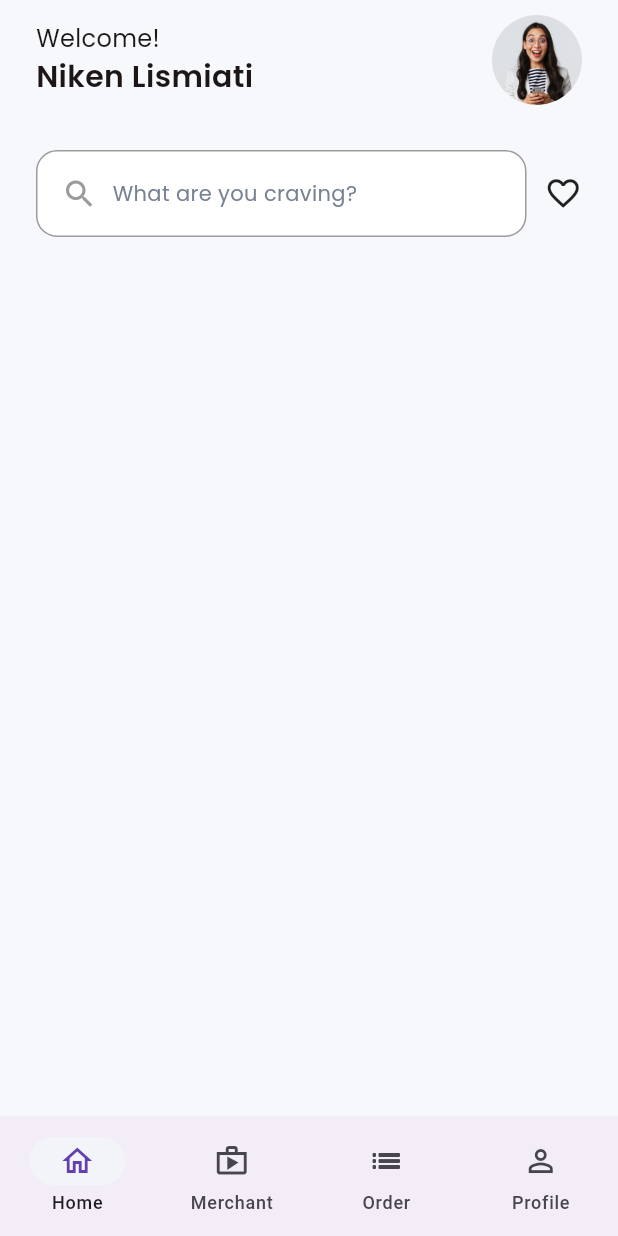
After one commit to nikenlis/YumYum_Amicta, a Flutter app: the BottomNavBar screen opened by its route, on a phone screen of 412 x 824 dp. The commit adds this screen. Run offline on Flutter 3.47's test engine with Material 3 defaults, Android fonts, the light colour scheme and no system bars; our stand-ins replace another_flushbar, carousel_slider, google_fonts.

Commit message:
mengisi bagian-bagian home

```diff
--- /dev/null
+++ b/lib/ui/pages/customer/bottom_navigation_bar.dart
@@ -0,0 +1,52 @@
+import 'package:amicta/shared/theme.dart';
+import 'package:amicta/ui/pages/customer/customer_home_page.dart';
+import 'package:amicta/ui/pages/customer/customer_merchant_page.dart';
+import 'package:amicta/ui/pages/customer/customer_order_page.dart';
+import 'package:amicta/ui/pages/customer/customer_profile_page.dart';
+import 'package:flutter/material.dart';
+
+class BottomNavBar extends StatefulWidget {
+  BottomNavBar({super.key});
+
+  @override
+  State<BottomNavBar> createState() => _BottomNavigationBarState();
+}
+
+class _BottomNavigationBarState extends State<BottomNavBar> {
+  int currentPageIndex = 0;
+
+  //final controller =
+  final List<Widget> pages = [
+    const CustomerHomePage(),
+    const CustomerMerchantPage(),
+    const CustomerOrderPage(),
+    const CustomerProfilePage()
+  ];
+
+  @override
+  Widget build(BuildContext context) {
+    return Scaffold(
+      bottomNavigationBar: NavigationBar(
+          onDestinationSelected: (int index) {
+            setState(() {
+              currentPageIndex = index;
+            });
+          },
+          height: 80,
+          elevation: 0,
+          indicatorColor: lightGreyColor,
+          selectedIndex: currentPageIndex,
+          destinations: [
+            NavigationDestination(
+                icon: const Icon(Icons.home_outlined), label: 'Home', selectedIcon: Icon(Icons.home_outlined, color: purpleColor,),),
+            const NavigationDestination(
+                icon: Icon(Icons.shop_outlined), label: 'Merchant'),
+            const NavigationDestination(
+                icon: Icon(Icons.list_outlined), label: 'Order'),
+            const NavigationDestination(
+                icon: Icon(Icons.person_outline), label: 'Profile'),
+          ]),
+      body: pages[currentPageIndex],
+    );
+  }
+}
--- /dev/null
+++ b/lib/ui/pages/customer/customer_home_page.dart
@@ -0,0 +1,102 @@
+import 'package:amicta/shared/theme.dart';
+import 'package:amicta/ui/widgets/searchbar.dart';
+import 'package:flutter/material.dart';
+import 'package:flutter/widgets.dart';
+
+class CustomerHomePage extends StatelessWidget {
+  const CustomerHomePage({super.key});
+
+  @override
+  Widget build(BuildContext context) {
+    return Scaffold(
+      body: SafeArea(
+        child: ListView(
+          padding: const EdgeInsets.symmetric(horizontal: 24),
+          children: [
+            buildProfile(context),
+            buildSearchBar(context),
+          ],
+        ),
+      ),
+    );
+  }
+
+  Widget buildProfile(BuildContext context) {
+    return Container(
+      margin: const EdgeInsets.only(top: 10),
+      child: Row(
+        mainAxisAlignment: MainAxisAlignment.spaceBetween,
+        children: [
+          Column(
+            crossAxisAlignment: CrossAxisAlignment.start,
+            children: [
+              Text(
+                'Welcome!',
+                style: blackTextStyle.copyWith(fontSize: 16),
+              ),
+              Text(
+                'Niken Lismiati',
+                style:
+                    blackTextStyle.copyWith(fontSize: 20, fontWeight: semiBold),
+              )
+            ],
+          ),
+          GestureDetector(
+            onTap: () {},
+            child: Container(
+              width: 60,
+              height: 60,
+              decoration: const BoxDecoration(
+                  shape: BoxShape.circle,
+                  image: DecorationImage(
+                      image: AssetImage('assets/img_profile.png'))),
+            ),
+          )
+        ],
+      ),
+    );
+  }
+
+  Widget buildSearchBar(BuildContext context) {
+    return Container(
+      margin: const EdgeInsets.only(top: 30),
+      child: const Row(
+        children: [
+          Expanded(child: CustomSearchBar(search: 'What are you craving?')),
+          SizedBox(width: 12,),
+          Icon(Icons.favorite_outline, size: 25,)
+
+        ],
+      ),
+    );
+  }
+
+
+
+
+
+
+
+  Widget buildSearchBar2(BuildContext context) {
+    return Container(
+      margin: const EdgeInsets.only(top: 30),
+      height: 20,
+      width: 100,
+      color: Colors.amber,
+      child: Row(
+        children: [
+          Container(
+            width: 275,
+            height: 51,
+            decoration: BoxDecoration(
+              color: blackColor,
+              borderRadius: BorderRadius.circular(14),
+              border: Border.all(color: greyColor)
+
+            ),
+          )
+        ],
+      ),
+    );
+  }
+}
--- a/lib/ui/pages/home_page.dart
+++ b/lib/ui/pages/customer/customer_order_page.dart
@@ -1,12 +1,12 @@
 import 'package:flutter/material.dart';
 
-class HomePage extends StatelessWidget {
-  const HomePage({super.key});
+class CustomerOrderPage extends StatelessWidget {
+  const CustomerOrderPage({super.key});
 
   @override
   Widget build(BuildContext context) {
     return Scaffold(
-
+     backgroundColor: Colors.red,
     );
   }
 }
--- a/lib/ui/pages/onboarding_page.dart
+++ b/lib/ui/pages/customer/onboarding_page.dart
@@ -108,7 +108,7 @@ class _OnboardingPageState extends State<OnboardingPage> {
                               title: 'Sign-in',
                               onPressed: () {
                                 Navigator.pushNamedAndRemoveUntil(
-                                    context, '/sign-in', (route) => false);
+                                    context, '/customer-sign-in', (route) => false);
                               },
                             ),
                             const SizedBox(
--- a/lib/ui/pages/sign_in_page.dart
+++ b/lib/ui/pages/customer/sign_in_page.dart
@@ -108,7 +108,7 @@ class SignInPage extends StatelessWidget {
                   onPressed: () {
                     if (validate()) {
                       Navigator.pushNamedAndRemoveUntil(
-                        context, '/home', (route) => false);
+                        context, '/customer-bottom-navbar', (route) => false);
                     } else {
                       showCustomSnackbar(context, 'Semua Field Harus diIsi');
                     }
--- /dev/null
+++ b/lib/ui/widgets/searchbar.dart
@@ -0,0 +1,31 @@
+import 'package:amicta/shared/theme.dart';
+import 'package:flutter/material.dart';
+
+class CustomSearchBar extends StatelessWidget {
+  final String search;
+  final double width;
+  const CustomSearchBar( {
+    required this.search,
+    this.width = 275,
+    super.key});
+
+  @override
+  Widget build(BuildContext context) {
+    return Container(
+      width: width,
+      padding: const EdgeInsets.all(16),
+      decoration: BoxDecoration(
+        color: Colors.white,
+        borderRadius: BorderRadius.circular(14),
+        border: Border.all(color: greyColor)
+      ),
+      child: Row(
+        children: [
+          Icon(Icons.search_outlined, color: greyColor,),
+          const SizedBox(width: 10,),
+          Text(search, style: greyTextStyle.copyWith(),)
+        ],
+      ),
+    );
+  }
+}
--- a/pubspec.yaml
+++ b/pubspec.yaml
@@ -19,7 +19,7 @@ dependencies:
   http: ^1.0.0
   flutter_bloc: ^8.1.5
   bloc: ^8.1.4
-  simple_gradient_text: ^1.3.0
+  font_awesome_flutter: ^10.0.0
 
 dev_dependencies:
   flutter_test:
```
Also changed, not shown: lib/app.dart (+8 -5 lines), lib/ui/pages/customer/contoh.dart (added, +142 -0 lines), lib/ui/pages/customer/customer_merchant_page.dart (added, +12 -0 lines), lib/ui/pages/customer/customer_profile_page.dart (added, +12 -0 lines), assets/img_profile.png (added), lib/ui/pages/customer/order.dart (added), pubspec.lock.
